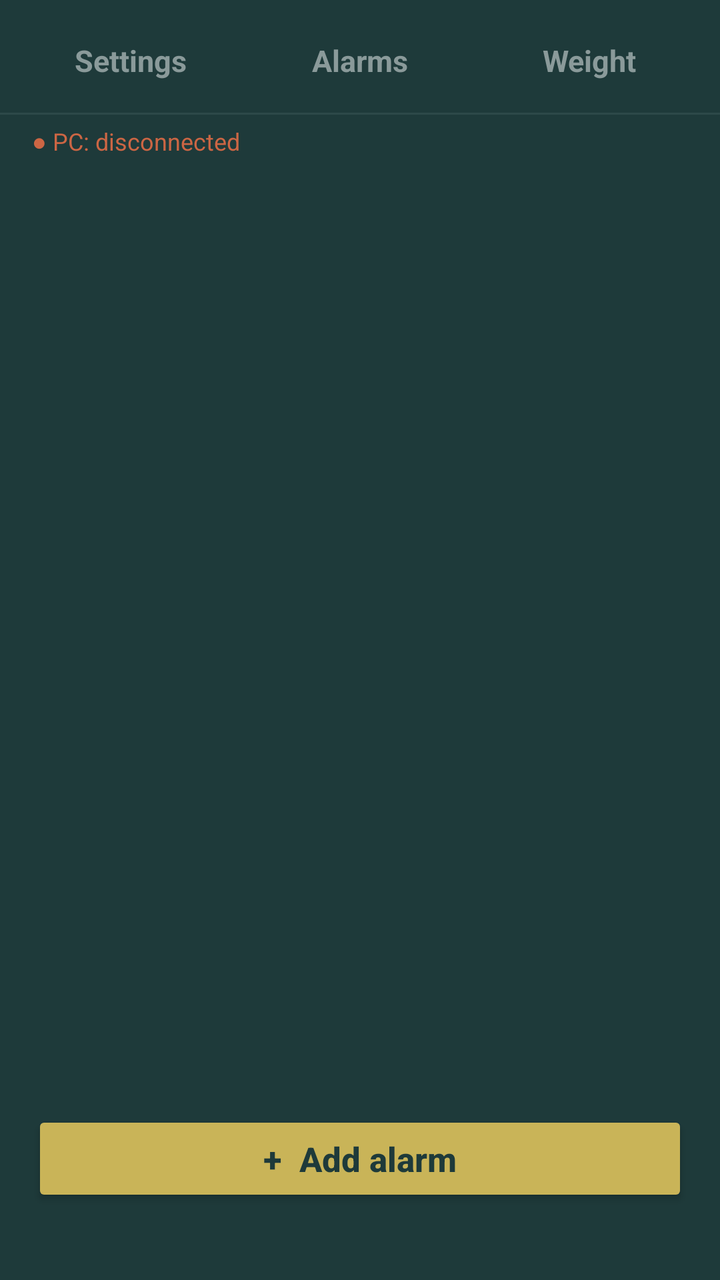
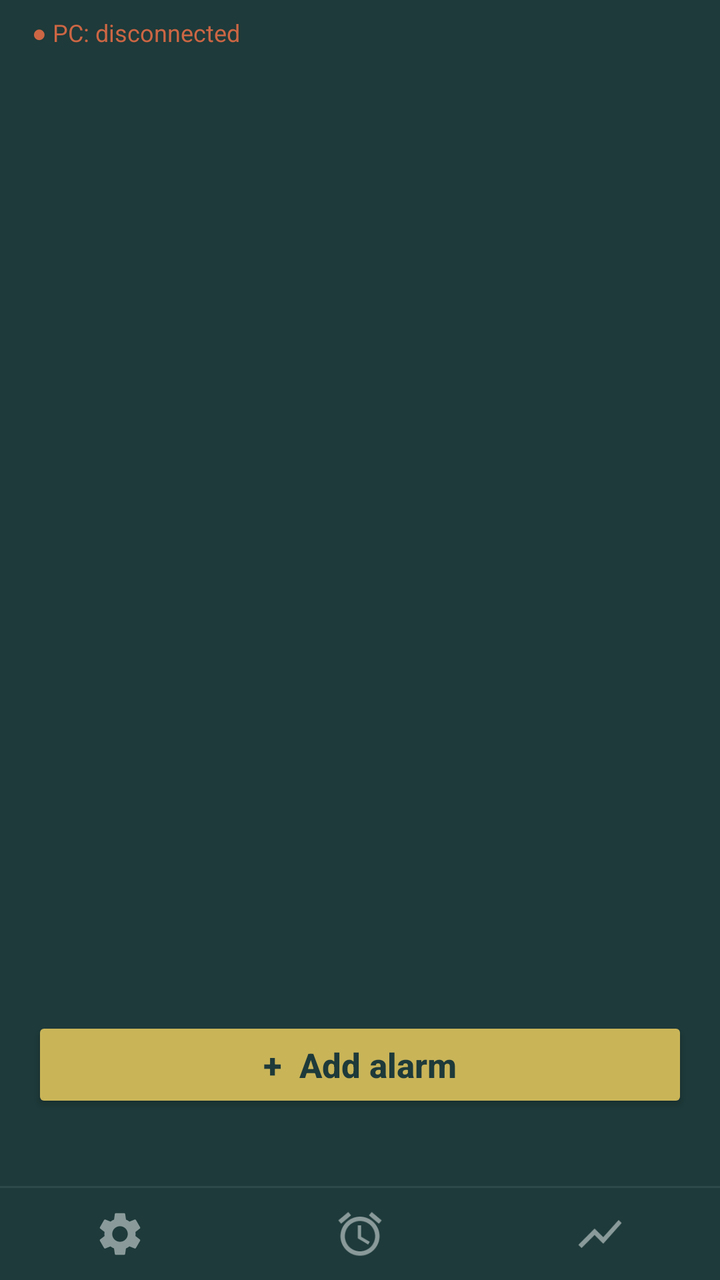

The first picture is an Android layout as it rendered before a commit; the second is the same layout after the commit. The layout source and the unified diff follow.
<!-- AndroidManifest.xml: application theme Theme.AppCompat.Light.NoActionBar -->
<!-- res/layout/activity_main.xml -->
<?xml version="1.0" encoding="utf-8"?>
<LinearLayout xmlns:android="http://schemas.android.com/apk/res/android"
    android:layout_width="match_parent"
    android:layout_height="match_parent"
    android:orientation="vertical"
    android:background="@color/bg_dark">

    <LinearLayout
        android:layout_width="match_parent"
        android:layout_height="wrap_content"
        android:orientation="horizontal"
        android:paddingStart="8dp"
        android:paddingEnd="8dp"
        android:paddingTop="14dp"
        android:paddingBottom="10dp">

        <TextView
            android:id="@+id/tab_settings"
            style="@style/TabLabel"
            android:text="Settings" />

        <TextView
            android:id="@+id/tab_alarms"
            style="@style/TabLabel"
            android:text="Alarms" />

        <TextView
            android:id="@+id/tab_weight"
            style="@style/TabLabel"
            android:text="Weight" />
    </LinearLayout>

    <View
        android:layout_width="match_parent"
        android:layout_height="1dp"
        android:background="@color/divider" />

    <TextView
        android:id="@+id/ws_status"
        android:layout_width="match_parent"
        android:layout_height="wrap_content"
        android:text="● PC: disconnected"
        android:textSize="12sp"
        android:textColor="@color/ws_disconnected"
        android:paddingStart="16dp"
        android:paddingEnd="16dp"
        android:paddingTop="5dp"
        android:paddingBottom="5dp"
        android:background="@color/bg_dark" />

    <FrameLayout
        android:layout_width="match_parent"
        android:layout_height="0dp"
        android:layout_weight="1">

        <include layout="@layout/settings_pane" />

        <include layout="@layout/weight_pane" />

        <LinearLayout
            android:id="@+id/alarms_content"
            android:layout_width="match_parent"
            android:layout_height="match_parent"
            android:orientation="vertical"
            android:padding="16dp"
            android:background="@color/bg_dark">

            <TextView
                android:id="@+id/alarms_empty"
                android:layout_width="match_parent"
                android:layout_height="wrap_content"
                android:text="No alarms yet"
                android:textColor="@color/text_muted"
                android:textSize="15sp"
                android:gravity="center"
                android:paddingTop="40dp"
                android:paddingBottom="40dp"
                android:visibility="gone" />

            <ScrollView
                android:id="@+id/alarms_scroll"
                android:layout_width="match_parent"
                android:layout_height="0dp"
                android:layout_weight="1">

                <LinearLayout
                    android:id="@+id/alarms_list"
                    android:layout_width="match_parent"
                    android:layout_height="wrap_content"
                    android:orientation="vertical" />
            </ScrollView>

            <Button
                android:id="@+id/alarms_add"
                android:layout_width="match_parent"
                android:layout_height="wrap_content"
                android:text="+  Add alarm"
                android:textSize="17sp"
                android:textStyle="bold"
                android:textAllCaps="false"
                android:backgroundTint="@color/secondary_accent"
                android:textColor="@color/bg_dark"
                android:layout_marginTop="8dp" />

            <TextView
                android:id="@+id/alarms_last_sync"
                style="@style/SettingsCaption"
                android:text=""
                android:gravity="center" />
        </LinearLayout>

    </FrameLayout>

</LinearLayout>
<!-- res/layout/settings_pane.xml (included above) -->
<?xml version="1.0" encoding="utf-8"?>
<ScrollView xmlns:android="http://schemas.android.com/apk/res/android"
    android:id="@+id/settings_content"
    android:layout_width="match_parent"
    android:layout_height="match_parent"
    android:background="@color/bg_dark"
    android:clipToPadding="false">

    <LinearLayout
        android:layout_width="match_parent"
        android:layout_height="wrap_content"
        android:orientation="vertical"
        android:padding="16dp">

        
        <LinearLayout style="@style/SettingsCard">

            <TextView style="@style/SettingsHeading" android:text="SERVICE" />

            <TextView
                android:id="@+id/service_status"
                style="@style/SettingsValue"
                android:text="Unknown" />

            <TextView
                android:id="@+id/next_alarm_status"
                style="@style/SettingsCaption"
                android:text="No upcoming alarms" />

            <Button
                android:id="@+id/service_toggle"
                style="@style/SettingsGhostButton"
                android:text="Start service" />

            <Switch
                android:id="@+id/boot_toggle"
                android:layout_width="match_parent"
                android:layout_height="wrap_content"
                android:text="Start on boot"
                android:textSize="15sp"
                android:textColor="@color/text_primary"
                android:layout_marginTop="14dp" />
        </LinearLayout>

        
        <LinearLayout style="@style/SettingsCard">

            <TextView style="@style/SettingsHeading" android:text="PC" />

            <TextView
                android:id="@+id/secret_status"
                style="@style/SettingsValue"
                android:text="Not paired" />

            <TextView
                android:id="@+id/pc_link_status"
                style="@style/SettingsCaption"
                android:text="Disconnected" />

            <Button
                android:id="@+id/scan_secret"
                style="@style/SettingsGhostButton"
                android:text="Scan pairing QR" />
        </LinearLayout>

        
        <LinearLayout style="@style/SettingsCard">

            <TextView style="@style/SettingsHeading" android:text="ONTOPLANO" />

            <TextView
                android:id="@+id/ontoplano_account"
                style="@style/SettingsValue"
                android:text="Not connected" />

            <TextView
                android:id="@+id/ontoplano_detail"
                style="@style/SettingsCaption"
                android:text="Weigh-ins are published from the PC." />

            <TextView
                style="@style/SettingsLabel"
                android:text="Turn tasks into alarms"
                android:layout_marginTop="16dp" />

            <TextView
                style="@style/SettingsCaption"
                android:text="Tasks whose title matches become read-only alarms." />

            <EditText
                android:id="@+id/ontoplano_pattern"
                style="@style/SettingsInput"
                android:hint="^acordar"
                android:inputType="text"
                android:singleLine="true" />

            <LinearLayout
                android:layout_width="match_parent"
                android:layout_height="wrap_content"
                android:orientation="horizontal"
                android:baselineAligned="false"
                android:layout_marginTop="8dp">

                <TextView
                    android:id="@+id/ontoplano_kind_hard"
                    style="@style/SettingsSegment"
                    android:text="Scale" />

                <TextView
                    android:id="@+id/ontoplano_kind_soft"
                    style="@style/SettingsSegment"
                    android:text="A button"
                    android:layout_marginStart="8dp" />
            </LinearLayout>

            <Button
                android:id="@+id/ontoplano_save"
                style="@style/SettingsGhostButton"
                android:text="Apply to PC" />

            <TextView
                android:id="@+id/ontoplano_status"
                style="@style/SettingsCaption"
                android:text="" />
        </LinearLayout>

        
        <LinearLayout style="@style/SettingsCard">

            <TextView style="@style/SettingsHeading" android:text="SCALE" />

            <TextView
                style="@style/SettingsLabel"
                android:text="A hard alarm stops when the scale reports" />

            <LinearLayout
                android:layout_width="match_parent"
                android:layout_height="wrap_content"
                android:orientation="horizontal"
                android:baselineAligned="false"
                android:layout_marginTop="8dp">

                <TextView
                    android:id="@+id/scale_mode_weight"
                    style="@style/SettingsSegment"
                    android:text="Weight" />

                <TextView
                    android:id="@+id/scale_mode_bodyfat"
                    style="@style/SettingsSegment"
                    android:text="Body fat"
                    android:layout_marginStart="8dp" />
            </LinearLayout>

            <TextView
                android:id="@+id/scale_mode_caption"
                style="@style/SettingsCaption"
                android:text="Stops as soon as your weight settles. Socks are fine." />

            <TextView
                android:id="@+id/readings_status"
                style="@style/SettingsCaption"
                android:text="No weigh-ins recorded yet"
                android:layout_marginTop="14dp" />

            <LinearLayout
                android:layout_width="match_parent"
                android:layout_height="wrap_content"
                android:orientation="horizontal"
                android:baselineAligned="false"
                android:layout_marginTop="10dp">

                <Button
                    android:id="@+id/weigh_now"
                    style="@style/SettingsGhostButtonInline"
                    android:text="Listen for scale" />

                <Button
                    android:id="@+id/upload_now"
                    style="@style/SettingsGhostButtonInline"
                    android:text="Upload now"
                    android:layout_marginStart="8dp" />
            </LinearLayout>
        </LinearLayout>

        
        <LinearLayout style="@style/SettingsCard">

            <TextView style="@style/SettingsHeading" android:text="HOME" />

            <TextView
                android:id="@+id/home_wifi_status"
                style="@style/SettingsValue"
                android:text="Not set" />

            <TextView
                android:id="@+id/home_wifi_caption"
                style="@style/SettingsCaption"
                android:text="Hard alarms only demand the scale on this network." />

            <Button
                android:id="@+id/set_home_wifi"
                style="@style/SettingsGhostButton"
                android:text="Use current wifi as home" />
        </LinearLayout>

        
        <LinearLayout style="@style/SettingsCard">

            <TextView style="@style/SettingsHeading" android:text="PERMISSIONS" />

            <TextView
                android:id="@+id/permissions_status"
                style="@style/SettingsValue"
                android:text="Checking…" />

            <Button
                android:id="@+id/grant_permissions"
                style="@style/SettingsGhostButton"
                android:text="Grant permissions" />
        </LinearLayout>

    </LinearLayout>
</ScrollView>
<!-- res/layout/weight_pane.xml (included above) -->
<?xml version="1.0" encoding="utf-8"?>
<LinearLayout xmlns:android="http://schemas.android.com/apk/res/android"
    android:id="@+id/weight_content"
    android:layout_width="match_parent"
    android:layout_height="match_parent"
    android:orientation="vertical"
    android:background="@color/bg_dark"
    android:padding="16dp">

    <LinearLayout style="@style/SettingsCard">

        <LinearLayout
            android:layout_width="match_parent"
            android:layout_height="wrap_content"
            android:orientation="horizontal"
            android:baselineAligned="false">

            <LinearLayout
                android:layout_width="0dp"
                android:layout_weight="1"
                android:layout_height="wrap_content"
                android:orientation="vertical">

                <TextView
                    android:id="@+id/weight_latest"
                    android:layout_width="wrap_content"
                    android:layout_height="wrap_content"
                    android:text="—"
                    android:textColor="@color/text_primary"
                    android:textSize="40sp"
                    android:fontFamily="sans-serif-light" />

                <TextView
                    android:id="@+id/weight_latest_when"
                    style="@style/SettingsCaption"
                    android:text="No weigh-ins yet" />
            </LinearLayout>

            <TextView
                android:id="@+id/weight_trend"
                android:layout_width="wrap_content"
                android:layout_height="wrap_content"
                android:text=""
                android:textColor="@color/secondary_accent"
                android:textSize="15sp"
                android:gravity="end" />
        </LinearLayout>

        <org.example.lanalarm.WeightChartView
            android:id="@+id/weight_chart"
            android:layout_width="match_parent"
            android:layout_height="170dp"
            android:layout_marginTop="14dp" />

        <LinearLayout
            android:layout_width="match_parent"
            android:layout_height="wrap_content"
            android:orientation="horizontal"
            android:baselineAligned="false"
            android:layout_marginTop="12dp">

            <TextView
                android:id="@+id/weight_range_30"
                style="@style/SettingsSegment"
                android:text="30 days" />

            <TextView
                android:id="@+id/weight_range_90"
                style="@style/SettingsSegment"
                android:text="90 days"
                android:layout_marginStart="8dp" />

            <TextView
                android:id="@+id/weight_range_all"
                style="@style/SettingsSegment"
                android:text="All"
                android:layout_marginStart="8dp" />
        </LinearLayout>
    </LinearLayout>

    <TextView
        android:id="@+id/weight_source"
        style="@style/SettingsCaption"
        android:text=""
        android:layout_marginBottom="8dp" />

    <ScrollView
        android:id="@+id/weight_scroll"
        android:layout_width="match_parent"
        android:layout_height="0dp"
        android:layout_weight="1">

        <LinearLayout
            android:id="@+id/weight_list"
            android:layout_width="match_parent"
            android:layout_height="wrap_content"
            android:orientation="vertical" />
    </ScrollView>

</LinearLayout>
<!-- resources referenced by this layout -->
<resources>
  <style name="TabLabel">
          <item name="android:layout_width">0dp</item>
          <item name="android:layout_weight">1</item>
          <item name="android:layout_height">wrap_content</item>
          <item name="android:textSize">15sp</item>
          <item name="android:textStyle">bold</item>
          <item name="android:textColor">@color/text_muted</item>
          <item name="android:gravity">center</item>
          <item name="android:paddingTop">6dp</item>
          <item name="android:paddingBottom">6dp</item>
      </style>
  <!-- unchanged entries left out for length: 22 -->
</resources>

<!-- the commit's change to res/layout/activity_main.xml (unified diff, before → after) -->
@@ -5,46 +5,16 @@
     android:orientation="vertical"
     android:background="@color/bg_dark">
 
-    <LinearLayout
-        android:layout_width="match_parent"
-        android:layout_height="wrap_content"
-        android:orientation="horizontal"
-        android:paddingStart="8dp"
-        android:paddingEnd="8dp"
-        android:paddingTop="14dp"
-        android:paddingBottom="10dp">
-
-        <TextView
-            android:id="@+id/tab_settings"
-            style="@style/TabLabel"
-            android:text="Settings" />
-
-        <TextView
-            android:id="@+id/tab_alarms"
-            style="@style/TabLabel"
-            android:text="Alarms" />
-
-        <TextView
-            android:id="@+id/tab_weight"
-            style="@style/TabLabel"
-            android:text="Weight" />
-    </LinearLayout>
-
-    <View
-        android:layout_width="match_parent"
-        android:layout_height="1dp"
-        android:background="@color/divider" />
-
     <TextView
         android:id="@+id/ws_status"
         android:layout_width="match_parent"
         android:layout_height="wrap_content"
-        android:text="● PC: disconnected"
+        android:text="\u25cf PC: disconnected"
         android:textSize="12sp"
         android:textColor="@color/ws_disconnected"
         android:paddingStart="16dp"
         android:paddingEnd="16dp"
-        android:paddingTop="5dp"
+        android:paddingTop="8dp"
         android:paddingBottom="5dp"
         android:background="@color/bg_dark" />
 
@@ -110,6 +80,38 @@
         </LinearLayout>
 
     </FrameLayout>
+
+    <View
+        android:layout_width="match_parent"
+        android:layout_height="1dp"
+        android:background="@color/divider" />
+
+    <LinearLayout
+        android:layout_width="match_parent"
+        android:layout_height="wrap_content"
+        android:orientation="horizontal"
+        android:background="@color/bg_dark"
+        android:paddingTop="6dp"
+        android:paddingBottom="6dp">
+
+        <ImageView
+            android:id="@+id/tab_settings"
+            style="@style/TabIcon"
+            android:src="@drawable/ic_settings"
+            android:contentDescription="Settings" />
+
+        <ImageView
+            android:id="@+id/tab_alarms"
+            style="@style/TabIcon"
+            android:src="@drawable/ic_alarm"
+            android:contentDescription="Alarms" />
+
+        <ImageView
+            android:id="@+id/tab_weight"
+            style="@style/TabIcon"
+            android:src="@drawable/ic_weight"
+            android:contentDescription="Weight" />
+    </LinearLayout>
 
 </LinearLayout>
 <!-- res/layout/settings_pane.xml (included above) -->
@@ -130,17 +132,31 @@
         
         <LinearLayout style="@style/SettingsCard">
 
+            <TextView style="@style/SettingsHeading" android:text="NEXT ALARM" />
+
+            <TextView
+                android:id="@+id/next_alarm_status"
+                android:layout_width="match_parent"
+                android:layout_height="wrap_content"
+                android:text="No upcoming alarms"
+                android:textColor="@color/secondary_accent"
+                android:textSize="20sp" />
+
+            <TextView
+                android:id="@+id/next_alarm_detail"
+                style="@style/SettingsCaption"
+                android:text="" />
+        </LinearLayout>
+
+        
+        <LinearLayout style="@style/SettingsCard">
+
             <TextView style="@style/SettingsHeading" android:text="SERVICE" />
 
             <TextView
                 android:id="@+id/service_status"
                 style="@style/SettingsValue"
                 android:text="Unknown" />
-
-            <TextView
-                android:id="@+id/next_alarm_status"
-                style="@style/SettingsCaption"
-                android:text="No upcoming alarms" />
 
             <Button
                 android:id="@+id/service_toggle"
@@ -219,12 +235,14 @@
                 <TextView
                     android:id="@+id/ontoplano_kind_hard"
                     style="@style/SettingsSegment"
-                    android:text="Scale" />
+                    android:background="@drawable/chip_hard"
+                    android:text="Hard" />
 
                 <TextView
                     android:id="@+id/ontoplano_kind_soft"
                     style="@style/SettingsSegment"
-                    android:text="A button"
+                    android:background="@drawable/chip_soft"
+                    android:text="Soft"
                     android:layout_marginStart="8dp" />
             </LinearLayout>
 
@@ -277,6 +295,11 @@
                 style="@style/SettingsCaption"
                 android:text="No weigh-ins recorded yet"
                 android:layout_marginTop="14dp" />
+
+            <TextView
+                android:id="@+id/impedance_note"
+                style="@style/SettingsCaption"
+                android:text="" />
 
             <LinearLayout
                 android:layout_width="match_parent"
<!-- resource entries referenced after the edit -->
@@ -1,16 +1,73 @@
 <!-- resources referenced by this layout -->
 <resources>
-  <style name="TabLabel">
+  <!-- drawable chip_hard (drawable) -->
+  <?xml version="1.0" encoding="utf-8"?>
+  <selector xmlns:android="http://schemas.android.com/apk/res/android">
+      <item android:state_selected="true">
+          <shape android:shape="rectangle">
+              <solid android:color="@color/kind_hard" />
+              <corners android:radius="18dp" />
+          </shape>
+      </item>
+      <item>
+          <shape android:shape="rectangle">
+              <solid android:color="@color/input_bg" />
+              <stroke android:width="1dp" android:color="@color/divider" />
+              <corners android:radius="18dp" />
+          </shape>
+      </item>
+  </selector>
+  <!-- drawable chip_soft (drawable) -->
+  <?xml version="1.0" encoding="utf-8"?>
+  <selector xmlns:android="http://schemas.android.com/apk/res/android">
+      <item android:state_selected="true">
+          <shape android:shape="rectangle">
+              <solid android:color="@color/kind_soft" />
+              <corners android:radius="18dp" />
+          </shape>
+      </item>
+      <item>
+          <shape android:shape="rectangle">
+              <solid android:color="@color/input_bg" />
+              <stroke android:width="1dp" android:color="@color/divider" />
+              <corners android:radius="18dp" />
+          </shape>
+      </item>
+  </selector>
+  <!-- drawable ic_alarm (drawable) -->
+  <vector xmlns:android="http://schemas.android.com/apk/res/android"
+      android:width="24dp" android:height="24dp"
+      android:viewportWidth="24" android:viewportHeight="24"
+      android:tint="@color/text_muted">
+      <path android:fillColor="#FFFFFF"
+          android:pathData="M22,5.72l-4.6,-3.86l-1.29,1.53l4.6,3.86L22,5.72zM7.88,3.39L6.6,1.86L2,5.71l1.29,1.53L7.88,3.39zM12.5,8H11v6l4.75,2.85l0.75,-1.23l-4,-2.37V8zM12,4c-4.97,0 -9,4.03 -9,9s4.02,9 9,9c4.97,0 9,-4.03 9,-9S16.97,4 12,4zM12,20c-3.87,0 -7,-3.13 -7,-7s3.13,-7 7,-7s7,3.13 7,7S15.87,20 12,20z" />
+  </vector>
+  <!-- drawable ic_settings (drawable) -->
+  <vector xmlns:android="http://schemas.android.com/apk/res/android"
+      android:width="24dp" android:height="24dp"
+      android:viewportWidth="24" android:viewportHeight="24"
+      android:tint="@color/text_muted">
+      <path android:fillColor="#FFFFFF"
+          android:pathData="M19.14,12.94c0.04,-0.3 0.06,-0.61 0.06,-0.94c0,-0.32 -0.02,-0.64 -0.07,-0.94l2.03,-1.58c0.18,-0.14 0.23,-0.41 0.12,-0.61l-1.92,-3.32c-0.12,-0.22 -0.37,-0.29 -0.59,-0.22l-2.39,0.96c-0.5,-0.38 -1.03,-0.7 -1.62,-0.94L14.4,2.81c-0.04,-0.24 -0.24,-0.41 -0.48,-0.41h-3.84c-0.24,0 -0.43,0.17 -0.47,0.41L9.25,5.35C8.66,5.59 8.12,5.92 7.63,6.29L5.24,5.33c-0.22,-0.08 -0.47,0 -0.59,0.22L2.74,8.87C2.62,9.08 2.66,9.34 2.86,9.48l2.03,1.58C4.84,11.36 4.8,11.69 4.8,12s0.02,0.64 0.07,0.94l-2.03,1.58c-0.18,0.14 -0.23,0.41 -0.12,0.61l1.92,3.32c0.12,0.22 0.37,0.29 0.59,0.22l2.39,-0.96c0.5,0.38 1.03,0.7 1.62,0.94l0.36,2.54c0.05,0.24 0.24,0.41 0.48,0.41h3.84c0.24,0 0.44,-0.17 0.47,-0.41l0.36,-2.54c0.59,-0.24 1.13,-0.56 1.62,-0.94l2.39,0.96c0.22,0.08 0.47,0 0.59,-0.22l1.92,-3.32c0.12,-0.22 0.07,-0.47 -0.12,-0.61L19.14,12.94zM12,15.6c-1.98,0 -3.6,-1.62 -3.6,-3.6s1.62,-3.6 3.6,-3.6s3.6,1.62 3.6,3.6S13.98,15.6 12,15.6z" />
+  </vector>
+  <!-- drawable ic_weight (drawable) -->
+  <vector xmlns:android="http://schemas.android.com/apk/res/android"
+      android:width="24dp" android:height="24dp"
+      android:viewportWidth="24" android:viewportHeight="24"
+      android:tint="@color/text_muted">
+      <path android:fillColor="#FFFFFF"
+          android:pathData="M3.5,18.49l6,-6.01l4,4L22,6.92l-1.41,-1.41l-7.09,7.97l-4,-4L2,16.99z" />
+  </vector>
+  <style name="TabIcon">
           <item name="android:layout_width">0dp</item>
           <item name="android:layout_weight">1</item>
-          <item name="android:layout_height">wrap_content</item>
-          <item name="android:textSize">15sp</item>
-          <item name="android:textStyle">bold</item>
-          <item name="android:textColor">@color/text_muted</item>
-          <item name="android:gravity">center</item>
-          <item name="android:paddingTop">6dp</item>
-          <item name="android:paddingBottom">6dp</item>
+          <item name="android:layout_height">34dp</item>
+          <item name="android:scaleType">fitCenter</item>
+          <item name="android:padding">4dp</item>
+          <item name="android:background">?android:attr/selectableItemBackgroundBorderless</item>
       </style>
+  <color name="kind_hard">#D98E48</color>
+  <color name="kind_soft">#5BA3A3</color>
   <!-- unchanged entries left out for length: 22 -->
 </resources>
 
